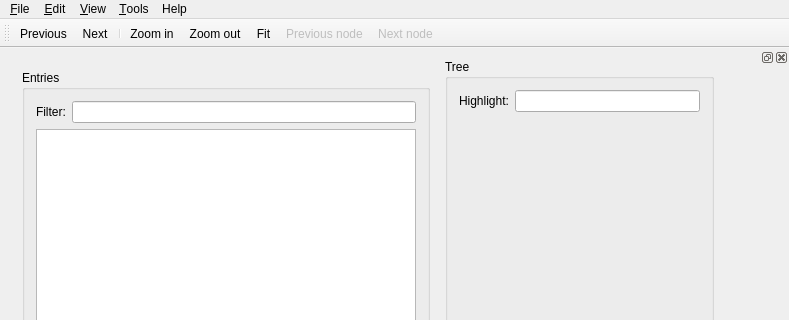
First picture: the form in ui/MainWindow.ui, repository rug-compling/dact, before the edit; both pictures show x 0 to 789 and y 0 to 320 of the 789 by 660 pixel window.
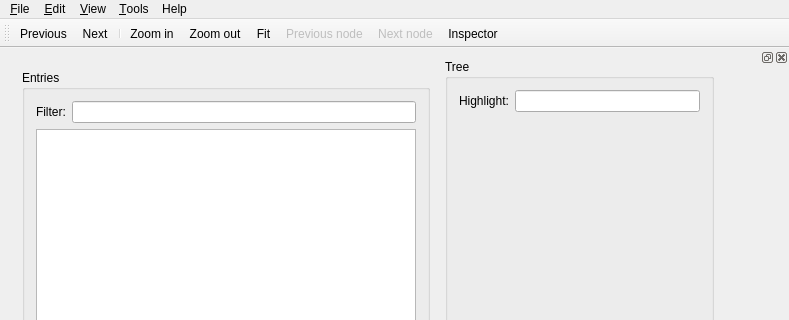
Second picture: the form after the edit. Icons and pictures are not drawn. Custom widgets are drawn as their Qt base class.

Commit message:
Added a to the right aligned toolbar button for the inspector.
It's not too OS X specific to do this, is it?

```diff
--- a/ui/MainWindow.ui
+++ b/ui/MainWindow.ui
@@ -256,6 +256,7 @@
    <addaction name="fitAction"/>
    <addaction name="previousTreeNodeAction"/>
    <addaction name="nextTreeNodeAction"/>
+   <addaction name="inspectorAction"/>
   </widget>
   <widget class="QStatusBar" name="statusBar"/>
   <widget class="TreeNodeInspector" name="inspector">
```
Left out of the diff: 9 changed lines with no effect on the pictures. The commit also changes 4 other files.
